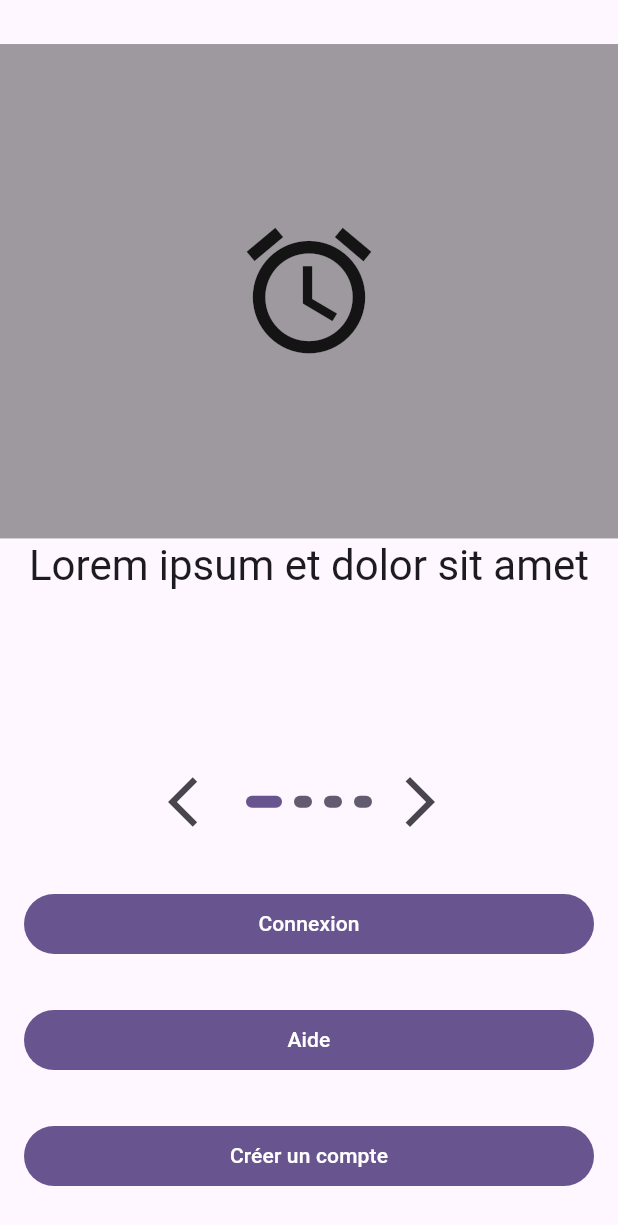
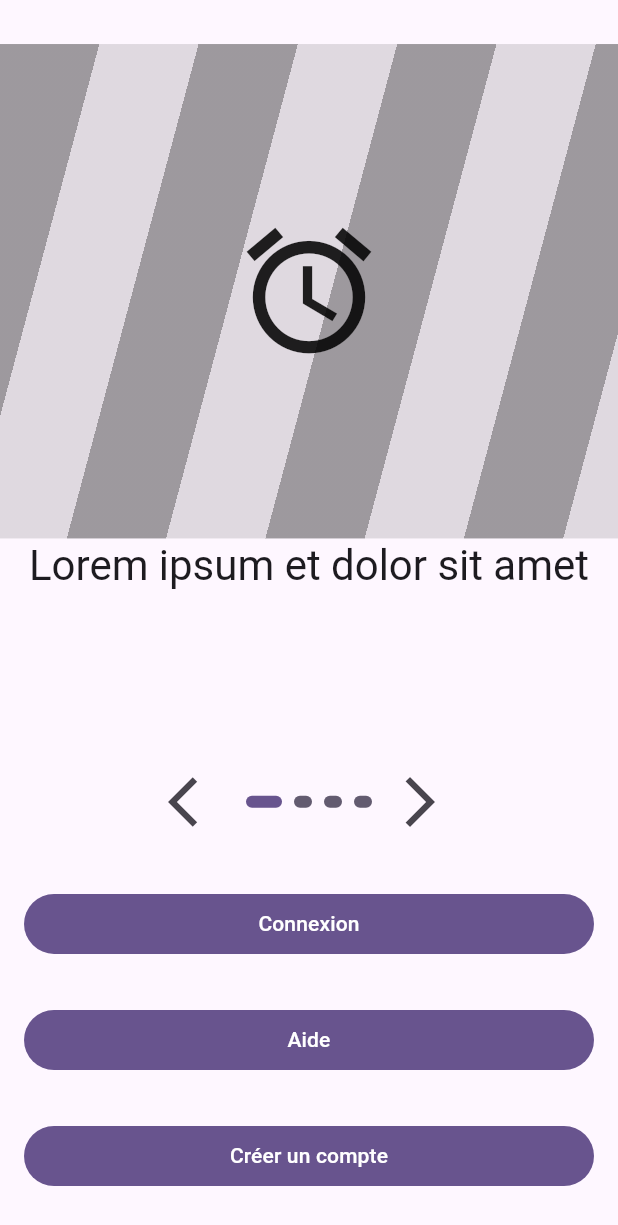
Before and after one commit to Zenika/cop-mobile-flutter-widget-responsible, a Flutter app: the screen it shows after launch, on a phone screen of 412 x 824 dp. Shown: the top 1225 px of the screen. Run offline on Flutter 3.47's test engine with Material 2 defaults, Android fonts, the phone set to English and light mode, and no system bars; drawn by our look-alikes of carousel_slider.

Commit message:
:tada: Stripped background, et readme

```diff
--- a/lib/carousel_bienvenue.dart
+++ b/lib/carousel_bienvenue.dart
@@ -1,5 +1,7 @@
 import 'package:carousel_slider/carousel_slider.dart';
 import 'package:flutter/material.dart';
+
+import 'item.dart';
 
 class CarouselBienvenue extends StatefulWidget {
   final children = [
@@ -14,44 +16,6 @@ class CarouselBienvenue extends StatefulWidget {
 
   @override
   State<CarouselBienvenue> createState() => _CarouselBienvenueState();
-}
-
-class Item extends StatelessWidget {
-  final IconData icon;
-
-  final String title;
-
-  const Item(
-    this.icon,
-    this.title, {
-    super.key,
-  });
-
-  @override
-  Widget build(BuildContext context) {
-    final height = MediaQuery.of(context).size.height;
-    final backgroundHeight = height * 0.4;
-    return Column(
-      children: [
-        SizedBox(
-          height: backgroundHeight,
-          child: Center(
-              child: Icon(
-            icon,
-            size: 100,
-          )),
-        ),
-        Padding(
-          padding: const EdgeInsets.symmetric(horizontal: 16),
-          child: Text(
-            title,
-            textAlign: TextAlign.center,
-            style: Theme.of(context).textTheme.headlineMedium,
-          ),
-        )
-      ],
-    );
-  }
 }
 
 class _CarouselBienvenueState extends State<CarouselBienvenue> {
@@ -78,7 +42,20 @@ class _CarouselBienvenueState extends State<CarouselBienvenue> {
         Positioned(
           top: 0,
           child: Container(
-            color: Colors.black38,
+            decoration: const BoxDecoration(
+              gradient: LinearGradient(
+                begin: Alignment.topLeft,
+                end: Alignment(-0.4, -0.8),
+                stops: [0.0, 0.5, 0.5, 1],
+                colors: [
+                  Colors.black38,
+                  Colors.black38,
+                  Colors.black12,
+                  Colors.black12,
+                ],
+                tileMode: TileMode.repeated,
+              ),
+            ),
             width: MediaQuery.of(context).size.width,
             height: backgroundHeight,
           ),
--- /dev/null
+++ b/lib/item.dart
@@ -0,0 +1,39 @@
+import 'package:flutter/material.dart';
+
+class Item extends StatelessWidget {
+  final IconData icon;
+
+  final String title;
+
+  const Item(
+    this.icon,
+    this.title, {
+    super.key,
+  });
+
+  @override
+  Widget build(BuildContext context) {
+    final height = MediaQuery.of(context).size.height;
+    final backgroundHeight = height * 0.4;
+    return Column(
+      children: [
+        SizedBox(
+          height: backgroundHeight,
+          child: Center(
+              child: Icon(
+            icon,
+            size: 100,
+          )),
+        ),
+        Padding(
+          padding: const EdgeInsets.symmetric(horizontal: 16),
+          child: Text(
+            title,
+            textAlign: TextAlign.center,
+            style: Theme.of(context).textTheme.headlineMedium,
+          ),
+        )
+      ],
+    );
+  }
+}
```
Also changed, not shown: capture/exemple.png (added), 1 other file.
